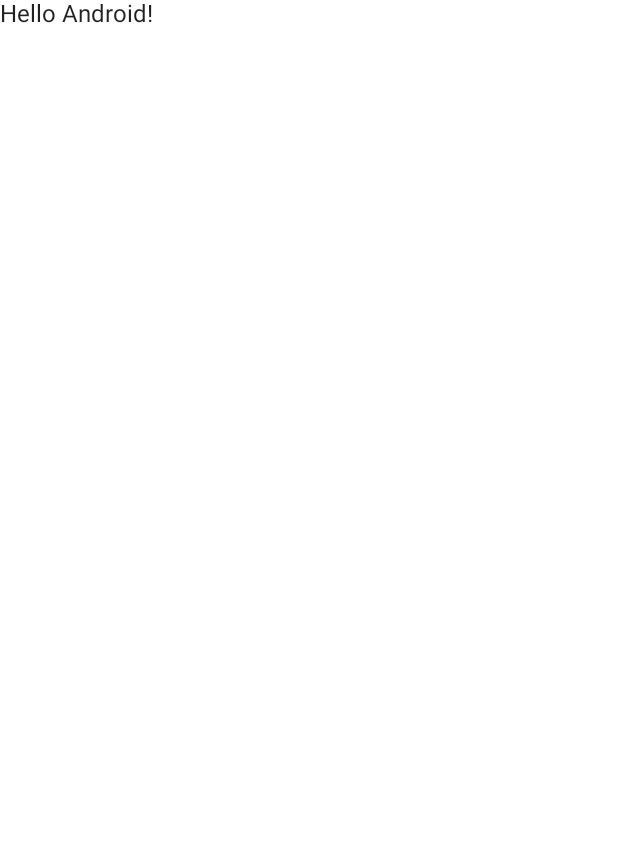
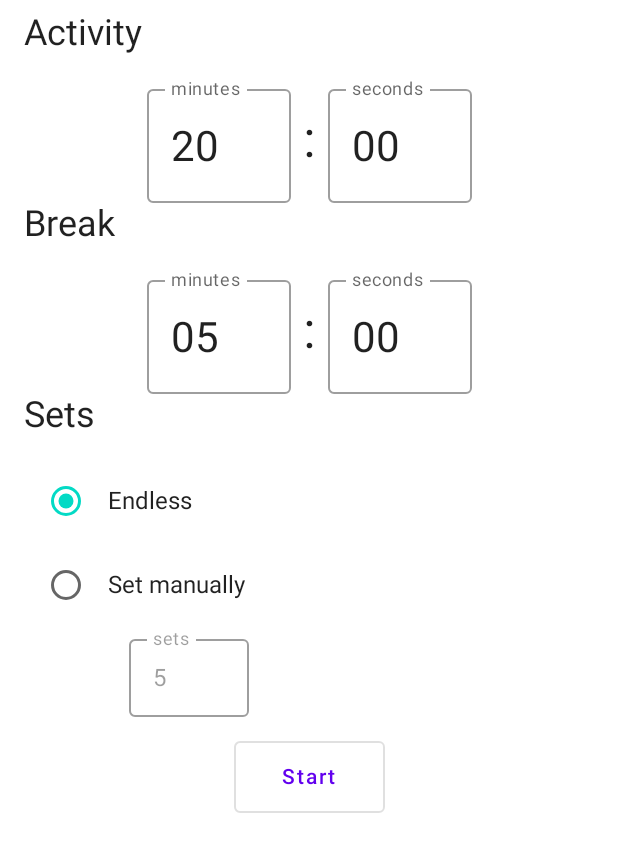
Before and after one commit to Keishiro308/cycle_timer, an Android app built with Jetpack Compose: the screen it shows after launch (MainActivity), on a phone screen of 412 x 824 dp. Before the commit the part shown is almost empty. Shown: the top 852 px of the screen. Run offline under Robolectric (Android 15) with nearby library versions, the phone set to English and light mode, and no system bars.

Commit message:
complete timer setting screen

```diff
--- a/app/src/main/java/com/nyama/cycle_timer/MainActivity.kt
+++ b/app/src/main/java/com/nyama/cycle_timer/MainActivity.kt
@@ -3,13 +3,23 @@
 import android.os.Bundle
 import androidx.activity.ComponentActivity
 import androidx.activity.compose.setContent
-import androidx.compose.foundation.layout.fillMaxSize
-import androidx.compose.material.MaterialTheme
-import androidx.compose.material.Surface
+import androidx.compose.foundation.layout.*
+import androidx.compose.foundation.selection.selectable
+import androidx.compose.foundation.selection.selectableGroup
+import androidx.compose.foundation.text.KeyboardOptions
+import androidx.compose.material.*
 import androidx.compose.material.Text
-import androidx.compose.runtime.Composable
+import androidx.compose.material.OutlinedTextField
+import androidx.compose.runtime.*
+import androidx.compose.runtime.saveable.rememberSaveable
+import androidx.compose.ui.Alignment
 import androidx.compose.ui.Modifier
+import androidx.compose.ui.semantics.Role
+import androidx.compose.ui.text.TextStyle
+import androidx.compose.ui.text.input.KeyboardType
 import androidx.compose.ui.tooling.preview.Preview
+import androidx.compose.ui.unit.dp
+import androidx.compose.ui.unit.sp
 import com.nyama.cycle_timer.ui.theme.Cycle_timerTheme
 
 class MainActivity : ComponentActivity() {
@@ -22,7 +32,7 @@
                     modifier = Modifier.fillMaxSize(),
                     color = MaterialTheme.colors.background
                 ) {
-                    Greeting("Android")
+                    TimerAddScreen("Activity")
                 }
             }
         }
@@ -34,6 +44,128 @@
     Text(text = "Hello $name!")
 }
 
+@Composable
+fun TimerAddScreen(title: String) {
+    Column(modifier = Modifier.padding(vertical = 8.dp, horizontal = 16.dp)) {
+        SettingTimer(title = "Activity", minutes = "20", seconds = "00")
+        SettingTimer(title = "Break", minutes = "05", seconds = "00")
+        SettingSets()
+        Column(
+            horizontalAlignment = Alignment.CenterHorizontally,
+            modifier = Modifier.fillMaxWidth()
+        ) {
+            OutlinedButton(
+                onClick = { /*TODO*/ },
+                modifier = Modifier.padding(16.dp)
+
+            ) {
+                Text(
+                    text = "Start",
+                    modifier = Modifier.padding(16.dp, 8.dp)
+                )
+            }
+        }
+    }
+}
+
+@Composable
+fun SettingTimer(title: String, minutes: String, seconds: String) {
+    var minutes by rememberSaveable { mutableStateOf(minutes) }
+    var seconds by rememberSaveable { mutableStateOf(seconds) }
+    Column() {
+        Text(
+            text = title,
+            style = MaterialTheme.typography.h5,
+            modifier = Modifier.padding(bottom = 15.dp)
+        )
+        Row(
+            horizontalArrangement = Arrangement.Center,
+            verticalAlignment = Alignment.CenterVertically,
+            modifier = Modifier.fillMaxWidth()
+        ) {
+            OutlinedTextField(
+                value = minutes,
+                onValueChange = { minutes = it },
+                singleLine = true,
+                keyboardOptions = KeyboardOptions(keyboardType = KeyboardType.Number),
+                modifier = Modifier.size(96.dp, 84.dp),
+                label = { Text(text = "minutes") },
+                textStyle = TextStyle.Default.copy(fontSize = 28.sp)
+            )
+            Text(
+                text = ":",
+                style = MaterialTheme.typography.h4,
+                modifier = Modifier.padding(start = 8.dp, end = 8.dp)
+            )
+            OutlinedTextField(
+                value = seconds,
+                onValueChange = { seconds = it },
+                singleLine = true,
+                keyboardOptions = KeyboardOptions(keyboardType = KeyboardType.Number),
+                modifier = Modifier.size(96.dp, 84.dp),
+                label = { Text(text = "seconds") },
+                textStyle = TextStyle.Default.copy(fontSize = 28.sp)
+            )
+        }
+    }
+}
+
+@Composable
+fun SettingSets() {
+    Column() {
+        Text(
+            text = "Sets",
+            style = MaterialTheme.typography.h5,
+            modifier = Modifier.padding(bottom = 15.dp)
+        )
+        val radioOptions = listOf("Endless", "Set manually")
+        val (selectedOption, onOptionSelected) = remember { mutableStateOf(radioOptions[0]) }
+        Column(Modifier.selectableGroup()) {
+            radioOptions.forEach { text ->
+                Column() {
+                    Row(
+                        Modifier
+                            .fillMaxWidth()
+                            .height(56.dp)
+                            .selectable(
+                                selected = (text == selectedOption),
+                                onClick = { onOptionSelected(text) },
+                                role = Role.RadioButton
+                            )
+                            .padding(horizontal = 16.dp),
+                        verticalAlignment = Alignment.CenterVertically
+                    ) {
+                        RadioButton(
+                            selected = (text == selectedOption),
+                            onClick = null // null recommended for accessibility with screenreaders
+                        )
+                        Text(
+                            text = text,
+                            style = MaterialTheme.typography.body1.merge(),
+                            modifier = Modifier.padding(start = 16.dp)
+                        )
+                    }
+                    if (text == "Set manually") {
+                        var value by rememberSaveable { mutableStateOf("5") }
+                        OutlinedTextField(
+                            value = value,
+                            onValueChange = { value = it },
+                            singleLine = true,
+                            keyboardOptions = KeyboardOptions(keyboardType = KeyboardType.Number),
+                            modifier = Modifier
+                                .padding(start = 70.dp)
+                                .size(80.dp, 60.dp),
+                            label = { Text(text = "sets") },
+                            enabled = selectedOption == "Set manually"
+                        )
+                    }
+                }
+            }
+        }
+    }
+}
+
+
 @Preview(showBackground = true)
 @Composable
 fun DefaultPreview() {
```
